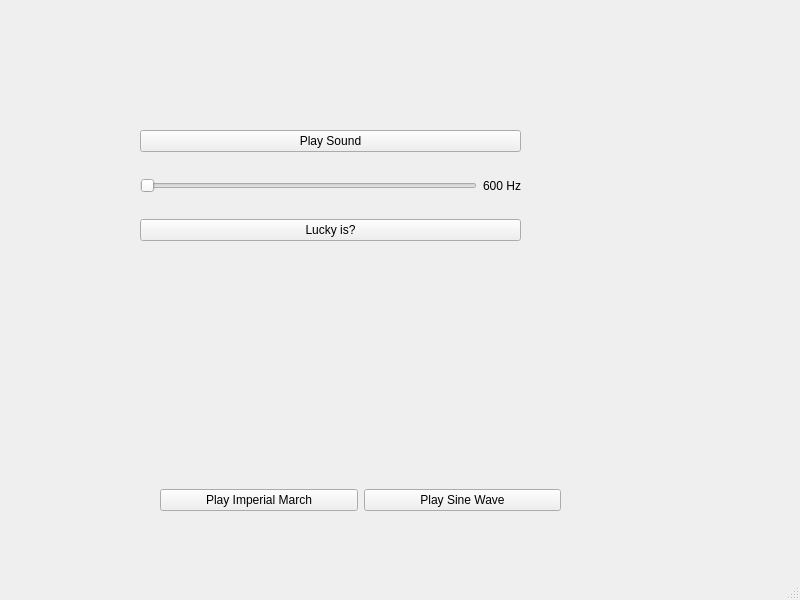
Before: the Qt Designer form QT/mainwindow.ui in dudublad/ECE496, drawn with Qt 5.
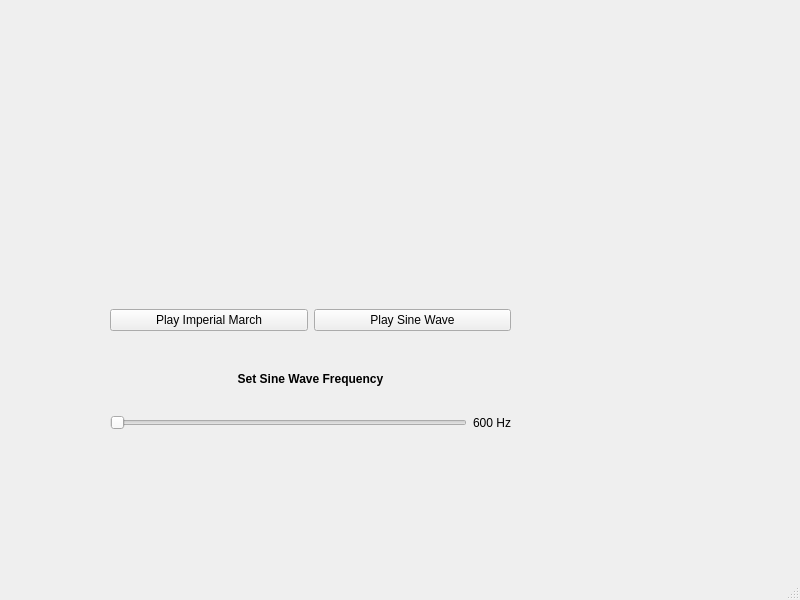
After: the same form once the commit is applied. Custom widgets are drawn as their Qt base class.

Commit message: chg: cleared up UI for demo

Diff of the .ui file:
```diff
--- a/QT/mainwindow.ui
+++ b/QT/mainwindow.ui
@@ -14,20 +14,65 @@
    <string>MainWindow</string>
   </property>
   <widget class="QWidget" name="centralwidget">
+   <widget class="QWidget" name="horizontalLayoutWidget">
+    <property name="geometry">
+     <rect>
+      <x>110</x>
+      <y>280</y>
+      <width>401</width>
+      <height>80</height>
+     </rect>
+    </property>
+    <layout class="QHBoxLayout" name="horizontalLayout">
+     <item>
+      <widget class="QPushButton" name="playButton">
+       <property name="text">
+        <string>Play Imperial March</string>
+       </property>
+      </widget>
+     </item>
+     <item>
+      <widget class="QPushButton" name="playSineButton">
+       <property name="text">
+        <string>Play Sine Wave</string>
+       </property>
+      </widget>
+     </item>
+    </layout>
+   </widget>
+   <widget class="TimeDomain" name="timeDomainInput" native="true">
+    <property name="geometry">
+     <rect>
+      <x>50</x>
+      <y>80</y>
+      <width>539</width>
+      <height>159</height>
+     </rect>
+    </property>
+   </widget>
    <widget class="QWidget" name="verticalLayoutWidget">
     <property name="geometry">
      <rect>
-      <x>140</x>
-      <y>130</y>
-      <width>381</width>
-      <height>111</height>
+      <x>110</x>
+      <y>360</y>
+      <width>401</width>
+      <height>81</height>
      </rect>
     </property>
     <layout class="QVBoxLayout" name="verticalLayout">
      <item>
-      <widget class="QPushButton" name="pushButton">
+      <widget class="QLabel" name="label">
+       <property name="font">
+        <font>
+         <weight>75</weight>
+         <bold>true</bold>
+        </font>
+       </property>
        <property name="text">
-        <string>Play Sound</string>
+        <string>Set Sine Wave Frequency</string>
+       </property>
+       <property name="alignment">
+        <set>Qt::AlignCenter</set>
        </property>
       </widget>
      </item>
@@ -48,49 +93,6 @@
         </widget>
        </item>
       </layout>
-     </item>
-     <item>
-      <widget class="QPushButton" name="pushButton_2">
-       <property name="text">
-        <string>Lucky is?</string>
-       </property>
-      </widget>
-     </item>
-    </layout>
-   </widget>
-   <widget class="TimeDomain" name="timeDomainInput" native="true">
-    <property name="geometry">
-     <rect>
-      <x>59</x>
-      <y>279</y>
-      <width>681</width>
-      <height>181</height>
-     </rect>
-    </property>
-   </widget>
-   <widget class="QWidget" name="horizontalLayoutWidget">
-    <property name="geometry">
-     <rect>
-      <x>160</x>
-      <y>460</y>
-      <width>401</width>
-      <height>80</height>
-     </rect>
-    </property>
-    <layout class="QHBoxLayout" name="horizontalLayout">
-     <item>
-      <widget class="QPushButton" name="playButton">
-       <property name="text">
-        <string>Play Imperial March</string>
-       </property>
-      </widget>
-     </item>
-     <item>
-      <widget class="QPushButton" name="playSineButton">
-       <property name="text">
-        <string>Play Sine Wave</string>
-       </property>
-      </widget>
      </item>
     </layout>
    </widget>
```
The commit also changes 2 other files.
